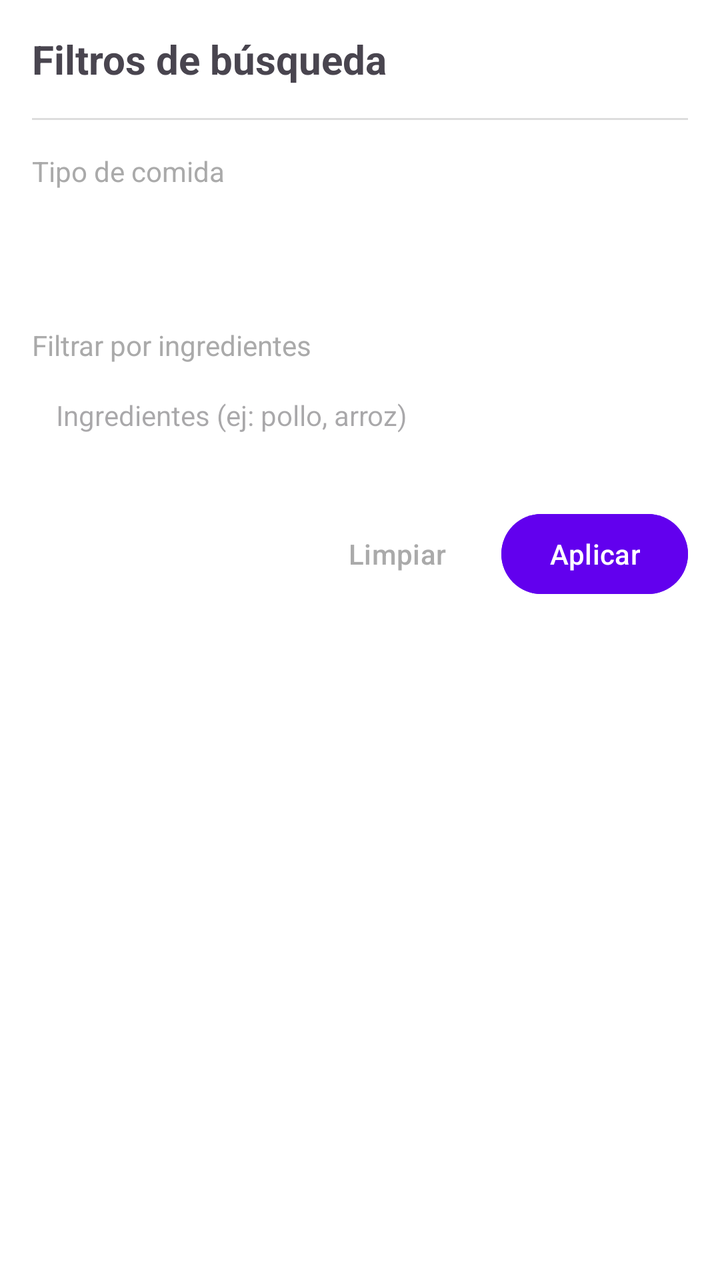
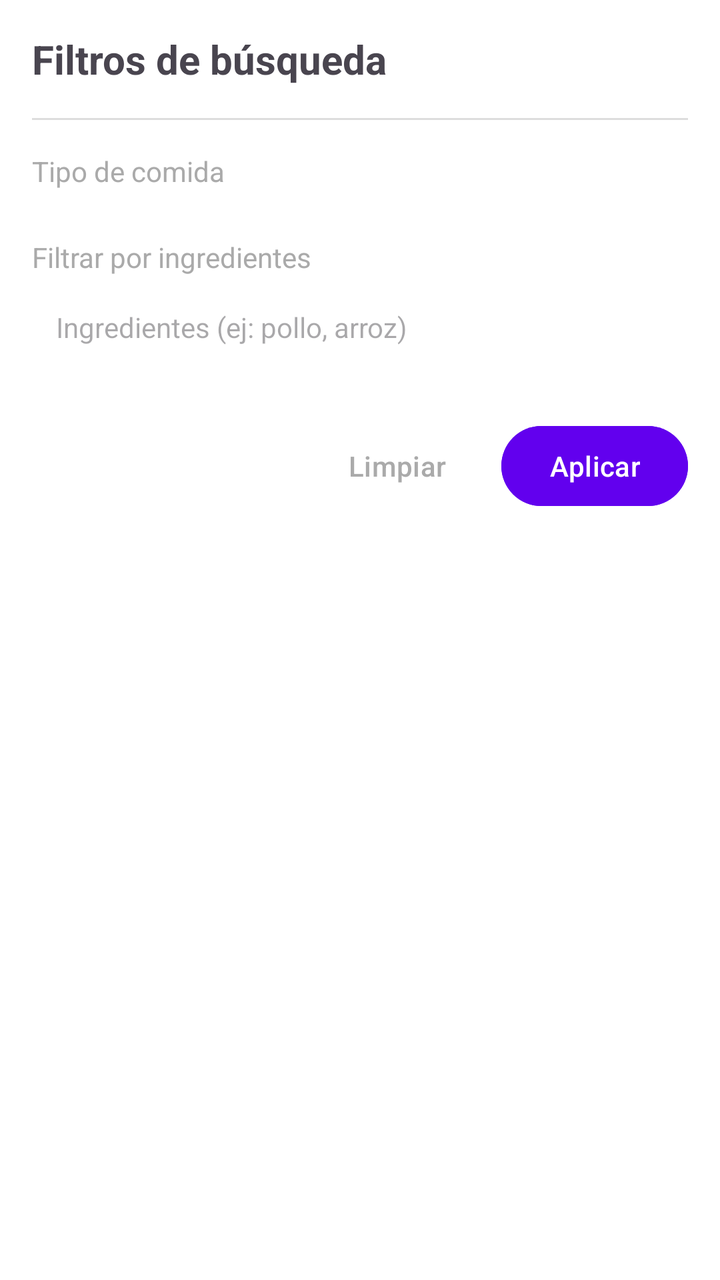

The first picture is an Android layout as it rendered before a commit; the second is the same layout after the commit. The layout source and the unified diff follow.
<!-- AndroidManifest.xml: application theme Theme.RefriMancia -->
<!-- res/layout/popup_filtros.xml -->
<?xml version="1.0" encoding="utf-8"?>
<LinearLayout
    xmlns:android="http://schemas.android.com/apk/res/android"
    xmlns:app="http://schemas.android.com/apk/res-auto"
    android:layout_width="match_parent"
    android:layout_height="wrap_content"
    android:orientation="vertical"
    android:background="@android:color/white"
    android:padding="16dp">

    
    <TextView
        android:id="@+id/tv_filtros_titulo"
        android:layout_width="match_parent"
        android:layout_height="wrap_content"
        android:text="@string/filters_title"
        android:textSize="20sp"
        android:textStyle="bold"
        android:paddingBottom="16dp" />

    
    <View
        android:layout_width="match_parent"
        android:layout_height="1dp"
        android:background="#DDDDDD"
        android:layout_marginBottom="16dp" />

    
    <TextView
        android:layout_width="match_parent"
        android:layout_height="wrap_content"
        android:text="@string/filter_meal_type_label"
        android:textSize="14sp"
        android:textColor="@android:color/darker_gray"
        android:layout_marginBottom="4dp" />

    <Spinner
        android:id="@+id/spinner_tipo_comida"
        android:layout_width="match_parent"
        android:layout_height="48dp"
        android:background="@drawable/fondo_busqueda"
        android:paddingStart="12dp"
        android:paddingEnd="12dp"
        android:layout_marginBottom="16dp" />

    
    <TextView
        android:layout_width="match_parent"
        android:layout_height="wrap_content"
        android:text="@string/filter_ingredients_label"
        android:textSize="14sp"
        android:textColor="@android:color/darker_gray"
        android:layout_marginBottom="4dp" />

    <EditText
        android:id="@+id/et_ingredientes_filtro"
        android:layout_width="match_parent"
        android:layout_height="wrap_content"
        android:hint="@string/filter_ingredients_hint"
        android:background="@drawable/fondo_busqueda"
        android:padding="12dp"
        android:textSize="14sp"
        android:inputType="text"
        android:layout_marginBottom="24dp" />

    
    <LinearLayout
        android:layout_width="match_parent"
        android:layout_height="wrap_content"
        android:orientation="horizontal"
        android:gravity="end">

        <Button
            android:id="@+id/btn_limpiar_filtros"
            android:layout_width="wrap_content"
            android:layout_height="wrap_content"
            android:text="@string/clear_filters"
            style="?attr/borderlessButtonStyle"
            android:textColor="@android:color/darker_gray"
            android:layout_marginEnd="8dp" />

        <Button
            android:id="@+id/btn_aplicar_filtros"
            android:layout_width="wrap_content"
            android:layout_height="wrap_content"
            android:text="@string/apply_filters"
            style="?attr/materialButtonStyle"
            android:backgroundTint="@color/purple_500"
            android:textColor="@android:color/white" />

    </LinearLayout>

</LinearLayout>
<!-- resources referenced by this layout -->
<resources>
  <color name="purple_500">#FF6200EE</color>
  <!-- drawable fondo_busqueda (drawable) -->
  <?xml version="1.0" encoding="utf-8"?>
  <shape xmlns:android="http://schemas.android.com/apk/res/android"
      android:shape="rectangle">
      <solid android:color="@color/white" />
      <corners android:radius="8dp" />
  </shape>
  <string name="apply_filters">Aplicar</string>
  <string name="clear_filters">Limpiar</string>
  <string name="filter_ingredients_hint">Ingredientes (ej: pollo, arroz)</string>
  <string name="filter_ingredients_label">Filtrar por ingredientes</string>
  <string name="filter_meal_type_label">Tipo de comida</string>
  <string name="filters_title">Filtros de búsqueda</string>
  <style name="Theme.RefriMancia" parent="Base.Theme.RefriMancia" />
  <color name="white">#FFFFFFFF</color>
  <style name="Base.Theme.RefriMancia" parent="Theme.Material3.DayNight.NoActionBar">
          
          
          <item name="android:statusBarColor">?attr/colorPrimary</item>
          <item name="android:windowLightStatusBar">false</item>
          
      </style>
</resources>

<!-- the commit's change to res/layout/popup_filtros.xml (unified diff, before → after) -->
@@ -32,16 +32,21 @@
         android:text="@string/filter_meal_type_label"
         android:textSize="14sp"
         android:textColor="@android:color/darker_gray"
-        android:layout_marginBottom="4dp" />
+        android:layout_marginBottom="8dp" />
 
-    <Spinner
-        android:id="@+id/spinner_tipo_comida"
+    <ScrollView
         android:layout_width="match_parent"
-        android:layout_height="48dp"
-        android:background="@drawable/fondo_busqueda"
-        android:paddingStart="12dp"
-        android:paddingEnd="12dp"
-        android:layout_marginBottom="16dp" />
+        android:layout_height="wrap_content"
+        android:layout_marginBottom="16dp">
+
+        <LinearLayout
+            android:id="@+id/ll_tipos_comida"
+            android:layout_width="match_parent"
+            android:layout_height="wrap_content"
+            android:orientation="vertical"
+            android:paddingStart="4dp" />
+
+    </ScrollView>
 
     
     <TextView
